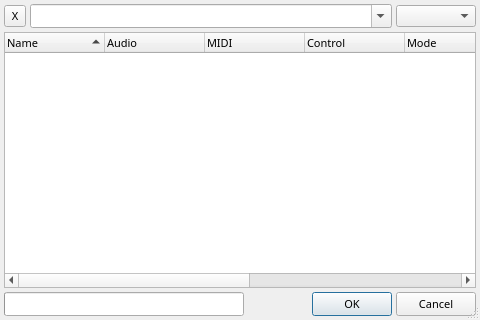
Before: the Qt Designer form src/qtractorPluginSelectForm.ui in rncbc/qtractor, drawn with Qt 5.
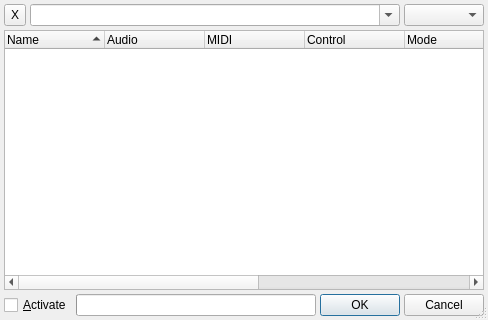
After: the same form once the commit is applied. Icons and pictures are not drawn.

Commit message: - The plugin selection dialog (Add Plugin...) now features the option   whether the selected plugins should be activated on insert.

Diff of the .ui file:
```diff
--- a/src/qtractorPluginSelectForm.ui
+++ b/src/qtractorPluginSelectForm.ui
@@ -30,25 +30,6 @@
     <height>320</height>
    </rect>
   </property>
-  <property name="sizePolicy" >
-   <sizepolicy>
-    <hsizetype>1</hsizetype>
-    <vsizetype>1</vsizetype>
-    <horstretch>0</horstretch>
-    <verstretch>0</verstretch>
-   </sizepolicy>
-  </property>
-  <property name="font" >
-   <font>
-    <family>Sans Serif</family>
-    <pointsize>8</pointsize>
-    <weight>50</weight>
-    <italic>false</italic>
-    <bold>false</bold>
-    <underline>false</underline>
-    <strikeout>false</strikeout>
-   </font>
-  </property>
   <property name="windowTitle" >
    <string>Plugins - Qtractor</string>
   </property>
@@ -213,6 +194,19 @@
      <property name="spacing" >
       <number>4</number>
      </property>
+     <item>
+      <widget class="QCheckBox" name="PluginActivateCheckBox" >
+       <property name="text" >
+        <string>&amp;Activate</string>
+       </property>
+       <property name="toolTip" >
+        <string>Activate plugin on insert</string>
+       </property>
+       <property name="shortcut" >
+        <string>Alt+A</string>
+       </property>
+      </widget>
+     </item>
      <item>
       <widget class="QProgressBar" name="PluginTypeProgressBar" >
        <property name="minimumSize" >
```
Left out of the diff: 7 changed lines with no effect on the pictures. The commit also changes 8 other files.
